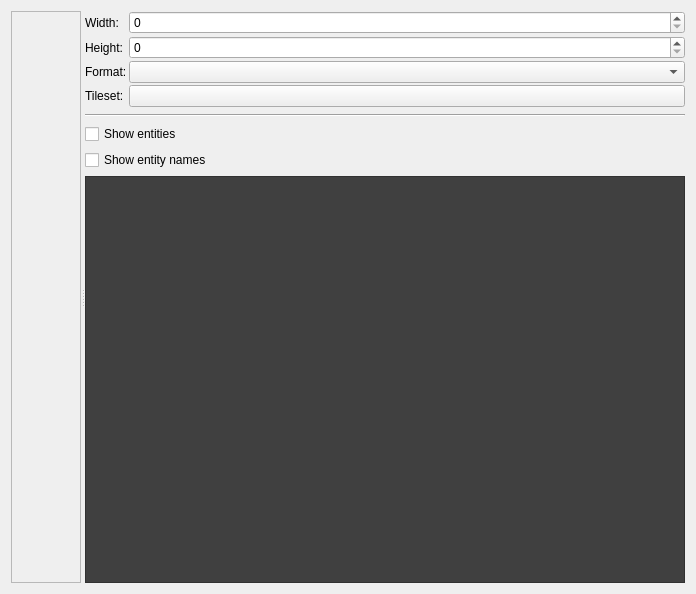
The window that editor/editor/map/MapEditorTab.ui (zapolnov/zxide) describes before a commit, drawn with Qt 5.
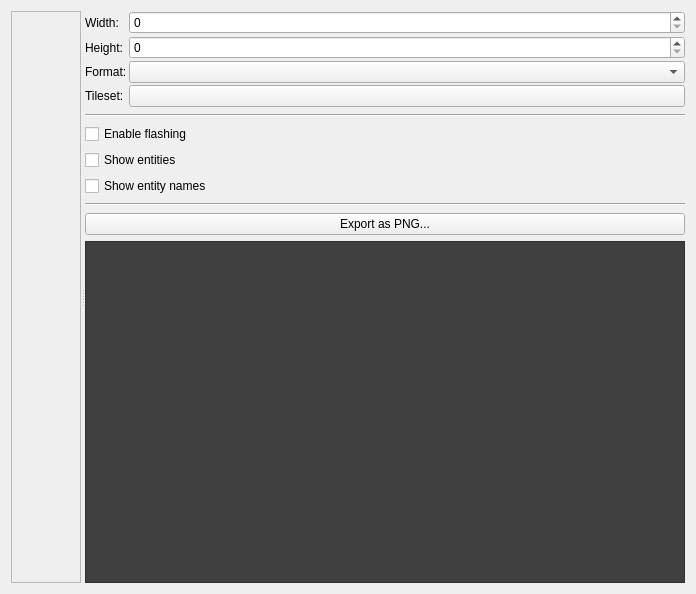
The same window after the commit. Custom widgets are drawn as their Qt base class.

Commit message: Export map as PNG functionality.

Diff of the .ui file:
```diff
--- a/editor/editor/map/MapEditorTab.ui
+++ b/editor/editor/map/MapEditorTab.ui
@@ -137,6 +137,13 @@
        </item>
        <item>
         <layout class="QVBoxLayout" name="settingsLayout">
+         <item>
+          <widget class="QCheckBox" name="flashingCheck">
+           <property name="text">
+            <string>Enable flashing</string>
+           </property>
+          </widget>
+         </item>
          <item>
           <widget class="QCheckBox" name="entitiesVisibleCheck">
            <property name="text">
@@ -153,6 +160,41 @@
          </item>
         </layout>
        </item>
+       <item>
+        <widget class="QFrame" name="frame2">
+         <property name="sizePolicy">
+          <sizepolicy hsizetype="MinimumExpanding" vsizetype="Fixed">
+           <horstretch>0</horstretch>
+           <verstretch>0</verstretch>
+          </sizepolicy>
+         </property>
+         <property name="minimumSize">
+          <size>
+           <width>5</width>
+           <height>5</height>
+          </size>
+         </property>
+         <property name="maximumSize">
+          <size>
+           <width>16777215</width>
+           <height>5</height>
+          </size>
+         </property>
+         <property name="frameShape">
+          <enum>QFrame::HLine</enum>
+         </property>
+         <property name="frameShadow">
+          <enum>QFrame::Sunken</enum>
+         </property>
+        </widget>
+       </item>
+       <item>
+        <widget class="QPushButton" name="exportImageButton">
+         <property name="text">
+          <string>Export as PNG...</string>
+         </property>
+        </widget>
+       </item>
        <item>
         <widget class="QListWidget" name="paletteListWidget">
          <property name="styleSheet">
```
Left out of the diff: 6 changed lines with no effect on the pictures. The commit also changes 4 other files.
